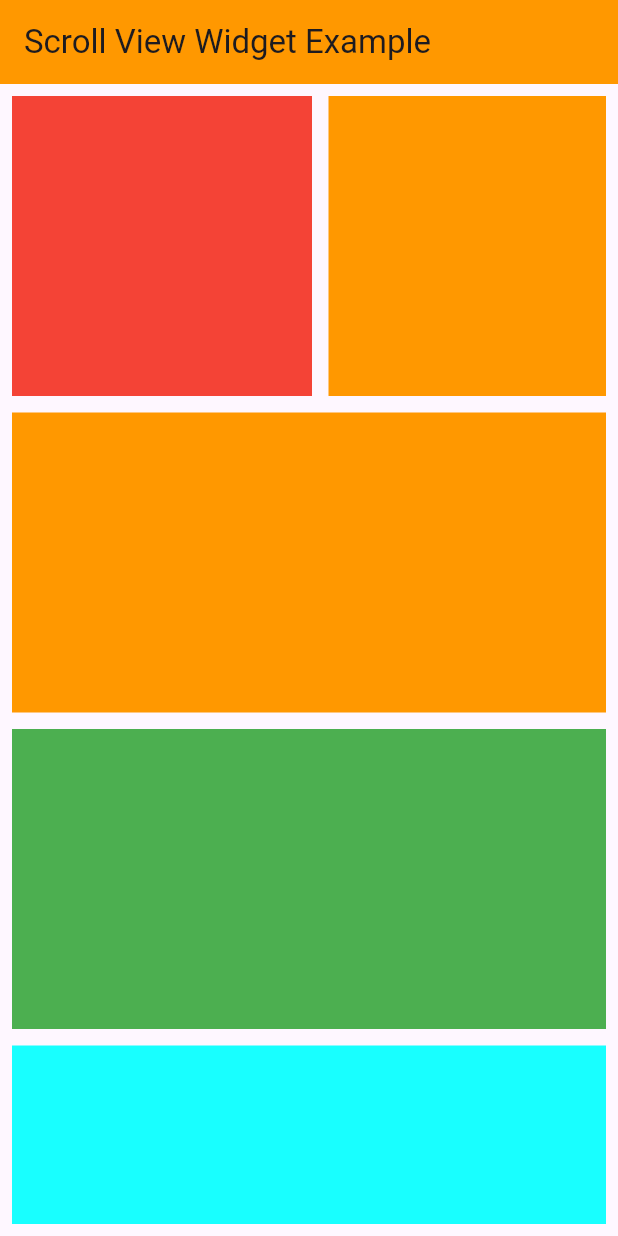
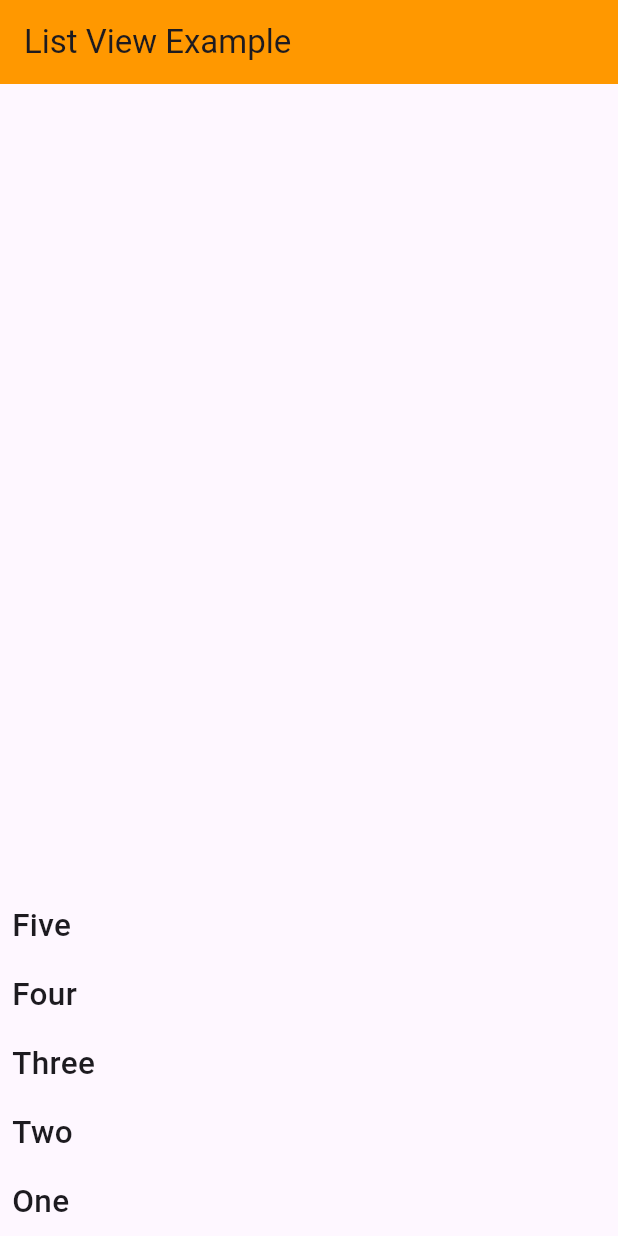
Before and after one commit to sazal11/Flutter_Basic, a Flutter app: the screen it shows after launch, on a phone screen of 412 x 824 dp. Run offline on Flutter 3.47's test engine with Material 3 defaults, Android fonts, the phone set to English and light mode, and no system bars.

Commit message:
ListView example one

```diff
--- a/lib/main.dart
+++ b/lib/main.dart
@@ -3,7 +3,7 @@ import 'dart:async';
 import 'package:flutter/material.dart';
 
 void main() {
-  runApp(const ScrollViewExample());
+  runApp(const ListViewExample1());
 }
 
 class MyApp extends StatelessWidget {
@@ -767,26 +767,22 @@ class ScrollViewExample extends StatelessWidget {
                               margin: const EdgeInsets.only(right: 11),
                               height: 200,
                               width: 200,
-                            color: Colors.red
-                          ),
+                              color: Colors.red),
                           Container(
                               margin: const EdgeInsets.only(right: 11),
                               height: 200,
                               width: 200,
-                            color: Colors.orange
-                          ),
+                              color: Colors.orange),
                           Container(
                               margin: const EdgeInsets.only(right: 11),
                               height: 200,
                               width: 200,
-                            color: Colors.blue
-                          ),
+                              color: Colors.blue),
                           Container(
                               margin: const EdgeInsets.only(right: 11),
                               height: 200,
                               width: 200,
-                            color: Colors.yellow
-                          ),
+                              color: Colors.yellow),
                         ],
                       ),
                     ),
@@ -813,3 +809,44 @@ class ScrollViewExample extends StatelessWidget {
     );
   }
 }
+
+class ListViewExample1 extends StatelessWidget {
+  const ListViewExample1({super.key});
+
+  @override
+  Widget build(BuildContext context) {
+    return MaterialApp(
+      home: Scaffold(
+          appBar: AppBar( backgroundColor: Colors.orange,title: const Text('List View Example')),
+
+          body: ListView(
+            scrollDirection: Axis.vertical,
+            reverse: true,
+            children: [
+              Padding(
+                padding: const EdgeInsets.all(8.0),
+                child: Text('One',style: TextStyle(fontSize: 21, fontWeight: FontWeight.w500),),
+              ),
+              Padding(
+                padding: const EdgeInsets.all(8.0),
+                child: Text('Two',style: TextStyle(fontSize: 21, fontWeight: FontWeight.w500),),
+              ),
+              Padding(
+                padding: const EdgeInsets.all(8.0),
+                child: Text('Three',style: TextStyle(fontSize: 21, fontWeight: FontWeight.w500),),
+              ),
+              Padding(
+                padding: const EdgeInsets.all(8.0),
+                child: Text('Four',style: TextStyle(fontSize: 21, fontWeight: FontWeight.w500),),
+              ),
+              Padding(
+                padding: const EdgeInsets.all(8.0),
+                child: Text('Five',style: TextStyle(fontSize: 21, fontWeight: FontWeight.w500),),
+              ),
+
+
+            ],
+          )),
+    );
+  }
+}
```
Lines whose indentation alone changed are shown as unchanged.
